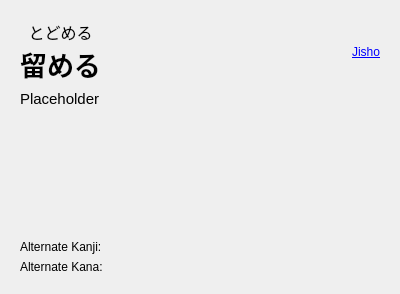
Before: the Qt Designer form src/gui/widgets/definitionwidget.ui in ripose-jp/Memento, drawn with Qt 5.
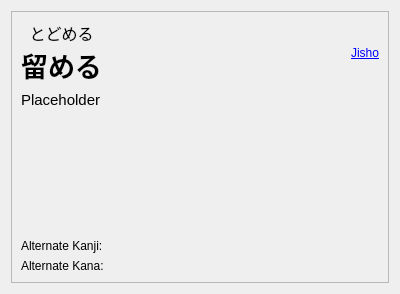
After: the same form once the commit is applied.

The edit to the form file:
```diff
--- a/src/gui/widgets/definitionwidget.ui
+++ b/src/gui/widgets/definitionwidget.ui
@@ -32,7 +32,10 @@
    <string>Form</string>
   </property>
   <property name="autoFillBackground">
-   <bool>true</bool>
+   <bool>false</bool>
+  </property>
+  <property name="windowFilePath">
+   <string notr="true"/>
   </property>
   <layout class="QVBoxLayout" name="verticalLayout">
    <item>
@@ -43,8 +46,11 @@
        <verstretch>0</verstretch>
       </sizepolicy>
      </property>
+     <property name="autoFillBackground">
+      <bool>true</bool>
+     </property>
      <property name="frameShape">
-      <enum>QFrame::NoFrame</enum>
+      <enum>QFrame::StyledPanel</enum>
      </property>
      <property name="horizontalScrollBarPolicy">
       <enum>Qt::ScrollBarAlwaysOff</enum>
@@ -57,8 +63,8 @@
        <rect>
         <x>0</x>
         <y>0</y>
-        <width>388</width>
-        <height>282</height>
+        <width>384</width>
+        <height>278</height>
        </rect>
       </property>
       <property name="sizePolicy">
```
Left out of the diff: 6 changed lines with no effect on the pictures.
